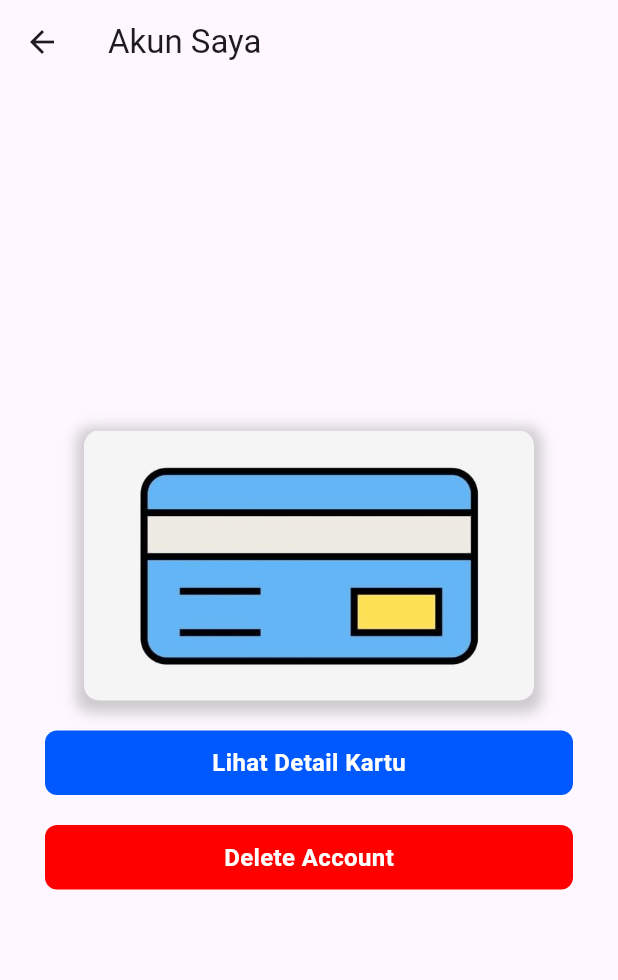
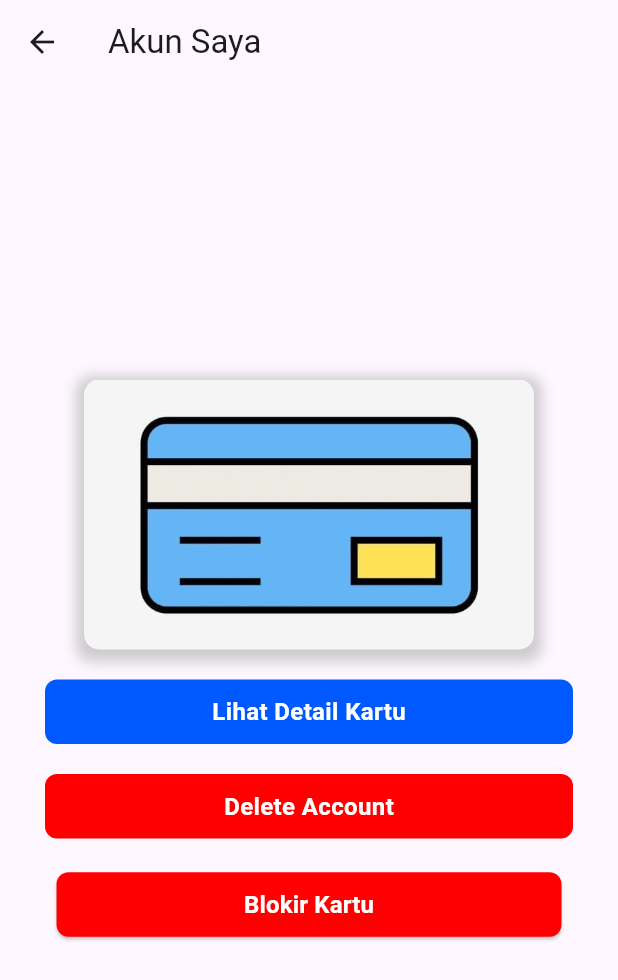
Before and after one commit to miguelvalentino/mobile_banking, a Flutter app: the CardDetailPage screen opened directly, on a phone screen of 412 x 824 dp. Shown: the top 980 px of the screen. Run offline on Flutter 3.47's test engine with Material 3 defaults, Android fonts, the light colour scheme and no system bars.

Commit message:
blokir kartu

```diff
--- a/lib/card_detail.dart
+++ b/lib/card_detail.dart
@@ -3,12 +3,21 @@ import 'detailed_card_view.dart';
 import 'package:mobile_banking/buttonsfile/detailed_card_view_button.dart';
 import 'delete_account.dart';
 
-class CardDetailPage extends StatelessWidget {
+class CardDetailPage extends StatefulWidget {
+  const CardDetailPage({super.key});
+
+  @override
+  _CardDetailPageState createState() => _CardDetailPageState();
+}
+
+class _CardDetailPageState extends State<CardDetailPage> {
+  bool isCardBlocked = false;
+
   @override
   Widget build(BuildContext context) {
     return Scaffold(
       appBar: AppBar(
-        title: Text('Akun Saya'),
+        title: const Text('Akun Saya'),
       ),
       body: Center(
         child: Column(
@@ -24,28 +33,36 @@ class CardDetailPage extends StatelessWidget {
                     color: Colors.grey.withOpacity(0.5),
                     spreadRadius: 5,
                     blurRadius: 7,
-                    offset: Offset(0, 3),
+                    offset: const Offset(0, 3),
                   ),
                 ],
               ),
               child: ClipRRect(
                 borderRadius: BorderRadius.circular(10),
-                child: Image.asset(
-                  'assets/detail_kartu.jpg',
+                child: const Image(
+                  image: AssetImage('assets/detail_kartu.jpg'),
                   fit: BoxFit.cover,
                 ),
               ),
             ),
-            SizedBox(height: 20),
+            const SizedBox(height: 20),
             DetailedViewButton(
               onTap: () {
-                Navigator.push(
-                  context,
-                  MaterialPageRoute(builder: (context) => DetailedViewPage()),
-                );
+                if (!isCardBlocked) {
+                  Navigator.push(
+                    context,
+                    MaterialPageRoute(builder: (context) => DetailedViewPage()),
+                  );
+                } else {
+                  ScaffoldMessenger.of(context).showSnackBar(
+                    const SnackBar(
+                      content: Text('Kartu telah diblokir, tidak bisa melihat detail.'),
+                    ),
+                  );
+                }
               },
             ),
-            SizedBox(height: 20),
+            const SizedBox(height: 20),
             GestureDetector(
               onTap: () async {
                 bool? result = await Navigator.push(
@@ -53,9 +70,9 @@ class CardDetailPage extends StatelessWidget {
                   MaterialPageRoute(builder: (context) => DeleteAccountPage()),
                 );
 
-                if (result == true) {
+                if (result == true && context.mounted) {
                   ScaffoldMessenger.of(context).showSnackBar(
-                    SnackBar(
+                    const SnackBar(
                       content: Text('Akun berhasil dihapus'),
                     ),
                   );
@@ -80,6 +97,33 @@ class CardDetailPage extends StatelessWidget {
                 ),
               ),
             ),
+            const SizedBox(height: 20),
+            ElevatedButton(
+              onPressed: () {
+                setState(() {
+                  isCardBlocked = true;
+                });
+                ScaffoldMessenger.of(context).showSnackBar(
+                  const SnackBar(
+                    content: Text('Kartu berhasil diblokir.'),
+                  ),
+                );
+              },
+              style: ElevatedButton.styleFrom(
+                padding: const EdgeInsets.symmetric(horizontal: 125, vertical: 10),
+                backgroundColor: isCardBlocked ? Colors.black26 : const Color.fromARGB(255, 255, 0, 0), // Ubah warna tombol jika kartu diblokir
+                shape: RoundedRectangleBorder(
+                  borderRadius: BorderRadius.circular(8),
+                ),
+              ),
+              child: Text(
+                isCardBlocked ? 'Kartu Diblokir' : 'Blokir Kartu',
+                style: const TextStyle(
+                      color: Colors.white,
+                      fontWeight: FontWeight.bold,
+                      fontSize: 16,),
+              ),
+            ),
           ],
         ),
       ),
```
